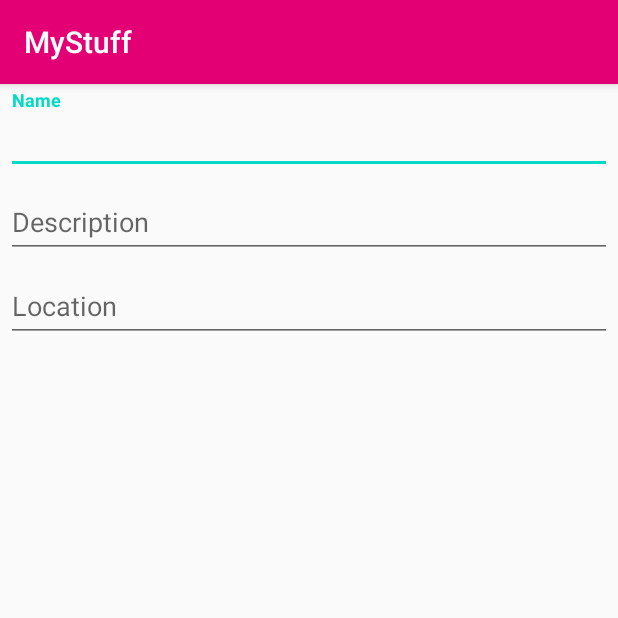
After one commit to RS-F/my-stuff-frontend, an Android app: the fragment ItemDetailsFragment shown on its own in the app's theme, on a phone screen of 412 x 824 dp, the top half of it. The commit adds this screen. Run offline under Robolectric (Android 15) with nearby library versions, the phone set to English and light mode, and no system bars; our stand-ins replace data binding.

Commit message:
Details xml-Datei erstellt

```diff
--- a/app/build.gradle
+++ b/app/build.gradle
@@ -60,6 +60,7 @@ dependencies {
     implementation "com.squareup.retrofit2:retrofit:2.3.0"
     implementation "com.squareup.retrofit2:converter-gson:2.3.0"
     implementation 'com.squareup.retrofit2:converter-scalars:2.8.1'
+    implementation 'org.conscrypt:conscrypt-android:2.4.0'
     implementation 'com.squareup.okhttp3:logging-interceptor:4.5.0'
 // Material Design and TextInputLayout
     implementation 'com.google.android.material:material:1.1.0'
--- /dev/null
+++ b/app/src/main/java/de/telekom/sea/mystuff/frontend/android/ui/ItemDetailsFragment.java
@@ -0,0 +1,38 @@
+package de.telekom.sea.mystuff.frontend.android.ui;
+
+import androidx.lifecycle.ViewModelProviders;
+
+import android.os.Bundle;
+
+import androidx.annotation.NonNull;
+import androidx.annotation.Nullable;
+import androidx.fragment.app.Fragment;
+
+import android.view.LayoutInflater;
+import android.view.View;
+import android.view.ViewGroup;
+
+import de.telekom.sea.mystuff.frontend.android.R;
+
+public class ItemDetailsFragment extends Fragment {
+
+    private ItemDetailsViewModel mViewModel;
+
+    public static ItemDetailsFragment newInstance() {
+        return new ItemDetailsFragment();
+    }
+
+    @Override
+    public View onCreateView(@NonNull LayoutInflater inflater, @Nullable ViewGroup container,
+                             @Nullable Bundle savedInstanceState) {
+        return inflater.inflate(R.layout.item_details_fragment, container, false);
+    }
+
+    @Override
+    public void onActivityCreated(@Nullable Bundle savedInstanceState) {
+        super.onActivityCreated(savedInstanceState);
+        mViewModel = ViewModelProviders.of(this).get(ItemDetailsViewModel.class);
+        // TODO: Use the ViewModel
+    }
+
+}
--- /dev/null
+++ b/app/src/main/java/de/telekom/sea/mystuff/frontend/android/ui/ItemDetailsViewModel.java
@@ -0,0 +1,7 @@
+package de.telekom.sea.mystuff.frontend.android.ui;
+
+import androidx.lifecycle.ViewModel;
+
+public class ItemDetailsViewModel extends ViewModel {
+    // TODO: Implement the ViewModel
+}
--- a/app/src/main/java/de/telekom/sea/mystuff/frontend/android/ui/ItemListFragment.java
+++ b/app/src/main/java/de/telekom/sea/mystuff/frontend/android/ui/ItemListFragment.java
@@ -1,37 +1,28 @@
 package de.telekom.sea.mystuff.frontend.android.ui;
 
-import androidx.lifecycle.ViewModelProvider;
-import androidx.lifecycle.ViewModelProviders;
-
 import android.os.Bundle;
-
-import androidx.annotation.NonNull;
-import androidx.annotation.Nullable;
-import androidx.fragment.app.Fragment;
-import androidx.recyclerview.widget.LinearLayoutManager;
-import androidx.recyclerview.widget.RecyclerView;
-import androidx.swiperefreshlayout.widget.SwipeRefreshLayout;
-
 import android.view.LayoutInflater;
 import android.view.View;
 import android.view.ViewGroup;
 import android.widget.Toast;
 
+import androidx.annotation.NonNull;
+import androidx.annotation.Nullable;
+import androidx.fragment.app.Fragment;
+import androidx.lifecycle.ViewModelProvider;
+import androidx.recyclerview.widget.LinearLayoutManager;
+import androidx.recyclerview.widget.RecyclerView;
+import androidx.swiperefreshlayout.widget.SwipeRefreshLayout;
+
 import java.util.ArrayList;
 
-import de.telekom.sea.mystuff.frontend.android.MyStuffApplication;
 import de.telekom.sea.mystuff.frontend.android.R;
-import de.telekom.sea.mystuff.frontend.android.util.ItemListViewModel;
 
 public class ItemListFragment extends Fragment {
 
+    private ItemListRecyclerViewAdapter adapter;
+    private ItemListViewModel viewModel;
     private SwipeRefreshLayout refreshLayout;
-    private ItemListViewModel viewModel;
-    private ItemListRecyclerViewAdapter adapter;
-
-//    public static ItemListFragment newInstance() {
-//        return new ItemListFragment();
-//    }
 
     @Override
     public View onCreateView(@NonNull LayoutInflater inflater, @Nullable ViewGroup container,
--- a/app/src/main/java/de/telekom/sea/mystuff/frontend/android/util/ItemListViewModel.java
+++ b/app/src/main/java/de/telekom/sea/mystuff/frontend/android/ui/ItemListViewModel.java
@@ -1,4 +1,4 @@
-package de.telekom.sea.mystuff.frontend.android.util;
+package de.telekom.sea.mystuff.frontend.android.ui;
 
 import androidx.lifecycle.LiveData;
 
@@ -6,8 +6,9 @@ import java.util.List;
 
 import de.telekom.sea.mystuff.frontend.android.api.ApiResponse;
 import de.telekom.sea.mystuff.frontend.android.model.Item;
+import de.telekom.sea.mystuff.frontend.android.util.MyStuffViewModel;
 
-public class ItemListViewModel extends MyStuffViewModel{
+public class ItemListViewModel extends MyStuffViewModel {
 
     public LiveData<ApiResponse<List<Item>>> getItems() {
         return getMyStuffContext().getItemRepo().getAll();
--- /dev/null
+++ b/app/src/main/res/layout/item_details_fragment.xml
@@ -0,0 +1,58 @@
+<?xml version="1.0" encoding="utf-8"?>
+<layout xmlns:android="http://schemas.android.com/apk/res/android"
+    xmlns:app="http://schemas.android.com/apk/res-auto"
+    xmlns:tools="http://schemas.android.com/tools"
+    android:id="@+id/itemLayout">
+
+    <data>
+
+        <variable
+            name="item"
+            type="de.telekom.sea.mystuff.frontend.android.model.Item" />
+    </data>
+
+    <LinearLayout
+        android:layout_width="match_parent"
+        android:layout_height="wrap_content"
+        android:orientation="vertical"
+        android:padding="4dp">
+
+        <com.google.android.material.textfield.TextInputLayout
+            android:layout_width="match_parent"
+            android:layout_height="match_parent">
+
+            <com.google.android.material.textfield.TextInputEditText
+                android:id="@+id/input_itemName"
+                android:layout_width="match_parent"
+                android:layout_height="match_parent"
+                android:hint="Name"
+                android:text="@={item.name}"
+                android:textSize="18sp"
+                android:textStyle="bold" />
+        </com.google.android.material.textfield.TextInputLayout>
+
+        <com.google.android.material.textfield.TextInputLayout
+            android:layout_width="match_parent"
+            android:layout_height="match_parent">
+
+            <com.google.android.material.textfield.TextInputEditText
+                android:id="@+id/input_itemDesc"
+                android:layout_width="match_parent"
+                android:layout_height="match_parent"
+                android:hint="Description"
+                android:text="@={item.description}" />
+        </com.google.android.material.textfield.TextInputLayout>
+
+        <com.google.android.material.textfield.TextInputLayout
+            android:layout_width="match_parent"
+            android:layout_height="match_parent">
+
+            <com.google.android.material.textfield.TextInputEditText
+                android:id="@+id/tv_itemLocation"
+                android:layout_width="match_parent"
+                android:layout_height="match_parent"
+                android:hint="Location"
+                android:text="@={item.location}" />
+        </com.google.android.material.textfield.TextInputLayout>
+    </LinearLayout>
+</layout>
```
